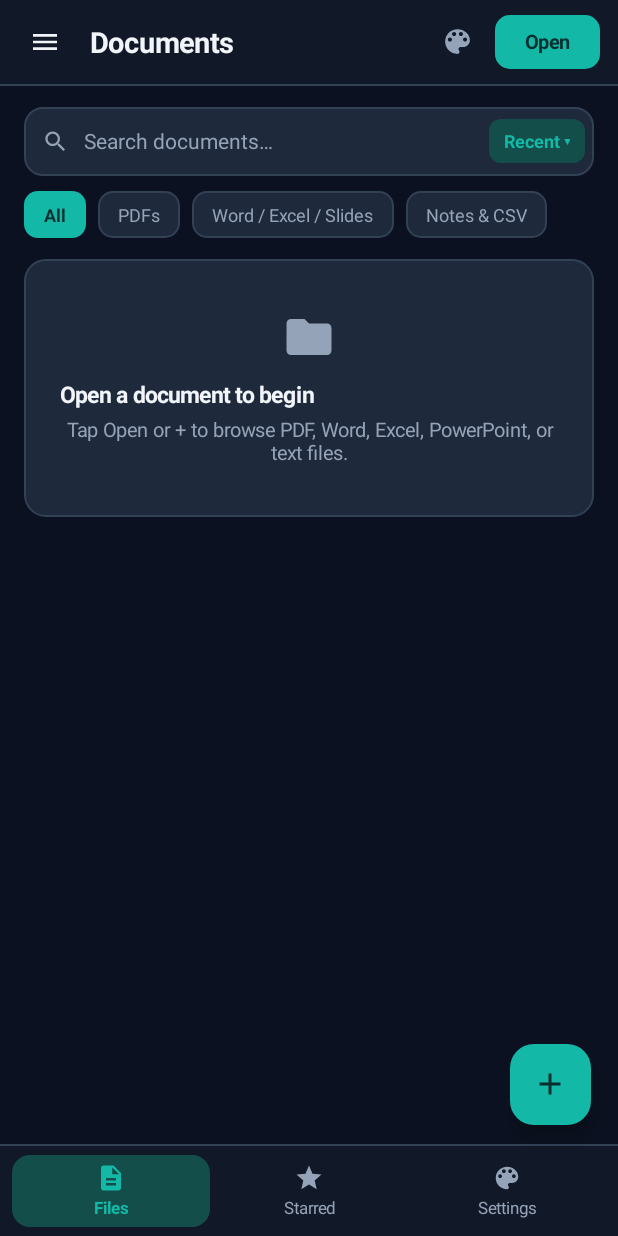
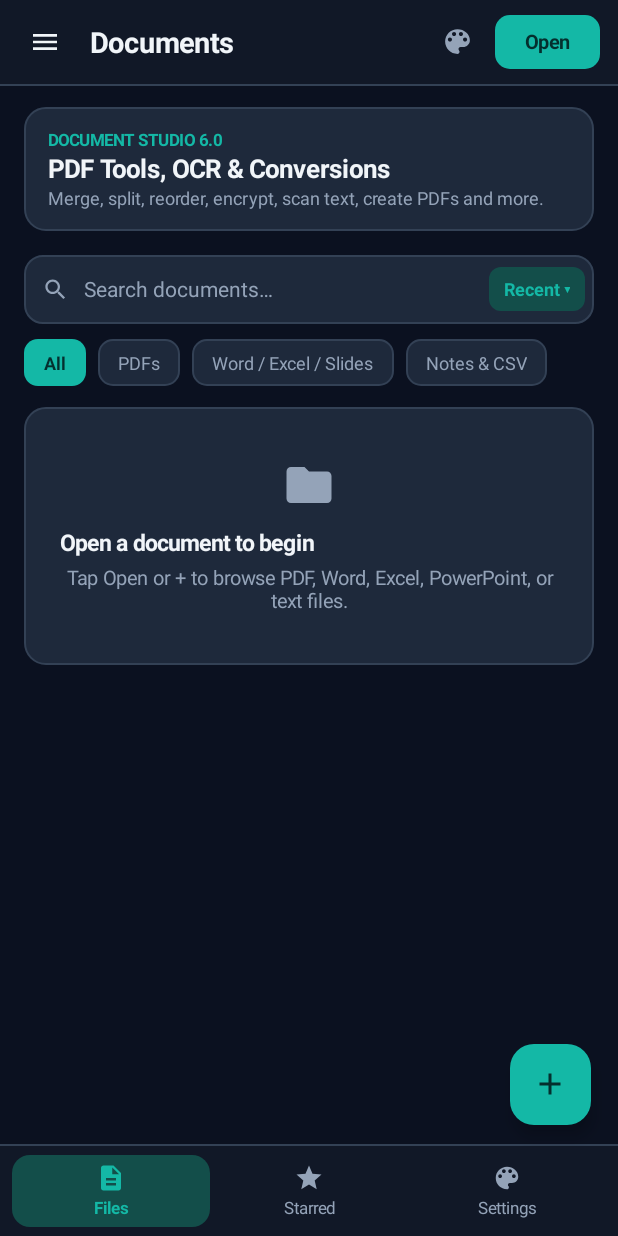
Before and after one commit to DC-claims-tools/APK, an Android app: the screen it shows after launch (MainActivity), on a phone screen of 412 x 824 dp. Run offline under Robolectric (Android 15) with nearby library versions, the phone set to English and light mode, and no system bars.

Commit message:
Surface new PDF and OCR studio from home, navigation drawer and New menu

```diff
--- a/Documents-MotoG2024-AndroidProject/app/src/main/java/com/example/docs/MainActivity.java
+++ b/Documents-MotoG2024-AndroidProject/app/src/main/java/com/example/docs/MainActivity.java
@@ -301,6 +301,11 @@ public class MainActivity extends Activity {
         drawerItem(body, R.drawable.ic_star, "Starred", homeTab == 1 && kind.isEmpty(), () -> { closeDrawer(); confirmLeaveToTab(1); });
         drawerItem(body, R.drawable.ic_folder, "Browse Device Files", false, () -> { closeDrawer(); selectFile(); });
 
+        drawerSection(body, "DOCUMENT STUDIO");
+        drawerItem(body, R.drawable.ic_grid, "Power Tools • PDF / OCR / Convert", false, () -> {
+            closeDrawer(); openToolbox();
+        });
+
         drawerSection(body, "CREATE NEW");
         drawerItem(body, R.drawable.ic_add, "Text Note (.txt)", false, () -> { closeDrawer(); createNewDoc("Untitled.txt", "text", ""); });
         drawerItem(body, R.drawable.ic_add, "Markdown (.md)", false, () -> { closeDrawer(); createNewDoc("Notes.md", "text", "# Document Title\n\n"); });
@@ -636,17 +641,35 @@ public class MainActivity extends Activity {
     }
 
     private void showCreateOrOpenSheet() {
-        String[] opts = {"Open File from Device", "New Text Note (.txt)", "New Markdown (.md)", "New Spreadsheet (.csv)"};
+        String[] opts = {"Open File from Device", "Document Studio • PDF & OCR Tools", "New Text Note (.txt)", "New Markdown (.md)", "New Spreadsheet (.csv)"};
         new AlertDialog.Builder(this).setTitle("Documents")
                 .setItems(opts, (d, which) -> {
                     if (which == 0) selectFile();
-                    else if (which == 1) createNewDoc("Untitled.txt", "text", "");
-                    else if (which == 2) createNewDoc("Notes.md", "text", "# Heading\n\n");
+                    else if (which == 1) openToolbox();
+                    else if (which == 2) createNewDoc("Untitled.txt", "text", "");
+                    else if (which == 3) createNewDoc("Notes.md", "text", "# Heading\n\n");
                     else createNewDoc("Sheet.csv", "csv", "Column A,Column B,Column C\n,,\n,,");
                 }).show();
     }
 
+    private void openToolbox() {
+        try { startActivity(new Intent(this, ToolboxActivity.class)); }
+        catch (Exception e) { error("Cannot open tools: " + e.getMessage()); }
+    }
+
     private void drawWorkspace(boolean starredOnly) {
+        if (!starredOnly) {
+            LinearLayout studio = column();
+            studio.setPadding(dp(16), dp(14), dp(14), dp(14));
+            studio.setBackground(rippleBg(card(), 14, border()));
+            studio.addView(text("DOCUMENT STUDIO 6.0", 11, brand(), true));
+            studio.addView(text("PDF Tools, OCR & Conversions", 17, ink(), true));
+            studio.addView(text("Merge, split, reorder, encrypt, scan text, create PDFs and more.", 12, muted(), false));
+            LinearLayout.LayoutParams stp = lp(-1, -2);
+            stp.bottomMargin = dp(16);
+            content.addView(studio, stp);
+            studio.setOnClickListener(v -> openToolbox());
+        }
         // Integrated Search Bar + Sort trigger
         LinearLayout searchBox = new LinearLayout(this);
         searchBox.setOrientation(LinearLayout.HORIZONTAL);
```
